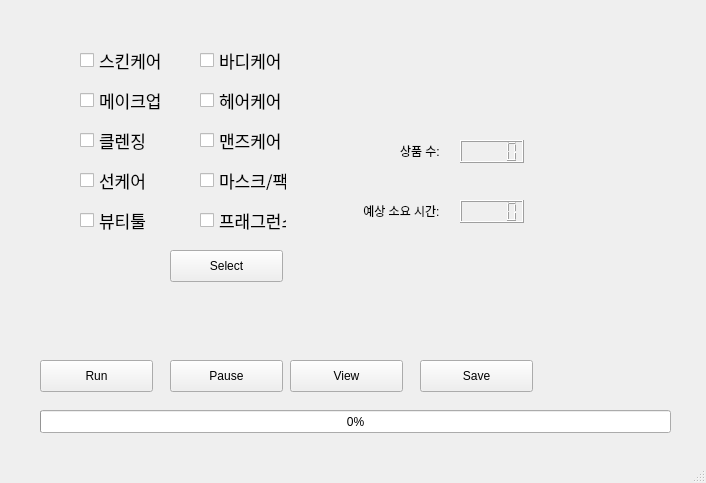
Old version of the form src/gui/form/crawlingNvStatus.ui in the repository yeonseo-Jung/beauty_kr.
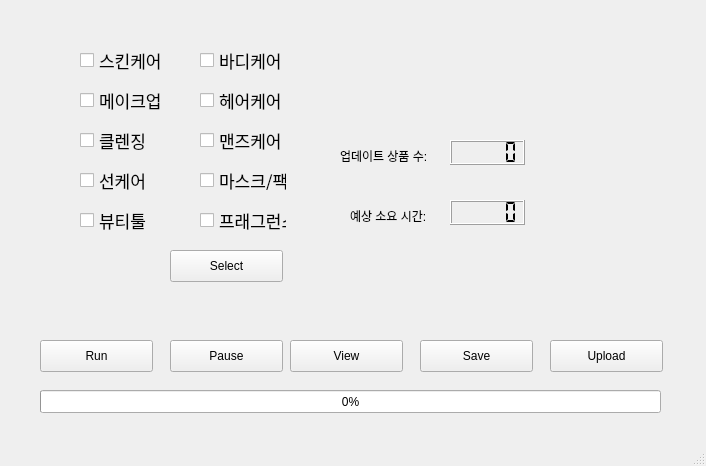
New version of the form.

Commit message: version 0.0.2.3 Update process - glowpick update: 카테고리별 신규 상품, 랭킹 상품 코드 수집-> 상품 개체 & 리뷰 수집 - naver price tab info update: page_status,  product_status, product_store_url update - 48시간 이상 크롤링 진행 시 ip 차단 이슈 해결: 건당 수집시간 및 status 구분을 통해 detection -> pause후 이슈해결 -> re-run

What changed in the file:
```diff
--- a/src/gui/form/crawlingNvStatus.ui
+++ b/src/gui/form/crawlingNvStatus.ui
@@ -7,7 +7,7 @@
     <x>0</x>
     <y>0</y>
     <width>706</width>
-    <height>483</height>
+    <height>466</height>
    </rect>
   </property>
   <property name="windowTitle">
@@ -221,7 +221,7 @@
     <property name="geometry">
      <rect>
       <x>290</x>
-      <y>360</y>
+      <y>340</y>
       <width>113</width>
       <height>32</height>
      </rect>
@@ -234,8 +234,8 @@
     <property name="geometry">
      <rect>
       <x>40</x>
-      <y>410</y>
-      <width>631</width>
+      <y>390</y>
+      <width>621</width>
       <height>23</height>
      </rect>
     </property>
@@ -247,7 +247,7 @@
     <property name="geometry">
      <rect>
       <x>40</x>
-      <y>360</y>
+      <y>340</y>
       <width>113</width>
       <height>32</height>
      </rect>
@@ -260,7 +260,7 @@
     <property name="geometry">
      <rect>
       <x>420</x>
-      <y>360</y>
+      <y>340</y>
       <width>113</width>
       <height>32</height>
      </rect>
@@ -273,7 +273,7 @@
     <property name="geometry">
      <rect>
       <x>170</x>
-      <y>360</y>
+      <y>340</y>
       <width>113</width>
       <height>32</height>
      </rect>
@@ -282,50 +282,69 @@
      <string>Pause</string>
     </property>
    </widget>
-   <widget class="QLabel" name="label_2">
+   <widget class="QPushButton" name="Upload">
     <property name="geometry">
      <rect>
-      <x>360</x>
-      <y>200</y>
-      <width>91</width>
-      <height>21</height>
+      <x>550</x>
+      <y>340</y>
+      <width>113</width>
+      <height>32</height>
      </rect>
     </property>
     <property name="text">
-     <string> 예상 소요 시간:</string>
+     <string>Upload</string>
     </property>
    </widget>
    <widget class="QLCDNumber" name="Products">
     <property name="geometry">
      <rect>
-      <x>460</x>
+      <x>450</x>
       <y>140</y>
-      <width>64</width>
-      <height>23</height>
+      <width>75</width>
+      <height>25</height>
      </rect>
     </property>
-   </widget>
-   <widget class="QLabel" name="label">
-    <property name="geometry">
-     <rect>
-      <x>400</x>
-      <y>140</y>
-      <width>51</width>
-      <height>21</height>
-     </rect>
-    </property>
-    <property name="text">
-     <string>상품 수:</string>
+    <property name="segmentStyle">
+     <enum>QLCDNumber::Flat</enum>
     </property>
    </widget>
    <widget class="QLCDNumber" name="Time">
     <property name="geometry">
      <rect>
-      <x>460</x>
+      <x>450</x>
       <y>200</y>
-      <width>64</width>
-      <height>23</height>
+      <width>75</width>
+      <height>25</height>
      </rect>
+    </property>
+    <property name="segmentStyle">
+     <enum>QLCDNumber::Flat</enum>
+    </property>
+   </widget>
+   <widget class="QLabel" name="label_3">
+    <property name="geometry">
+     <rect>
+      <x>350</x>
+      <y>200</y>
+      <width>121</width>
+      <height>31</height>
+     </rect>
+    </property>
+    <property name="text">
+     <string>예상 소요 시간:</string>
+    </property>
+   </widget>
+   <widget class="QLabel" name="label_4">
+    <property name="geometry">
+     <rect>
+      <x>340</x>
+      <y>140</y>
+      <width>131</width>
+      <height>31</height>
+     </rect>
+    </property>
+    <property name="text">
+     <string>업데이트 상품 수:</string>
     </property>
    </widget>
   </widget>
```
The commit also changes 12 other files.
